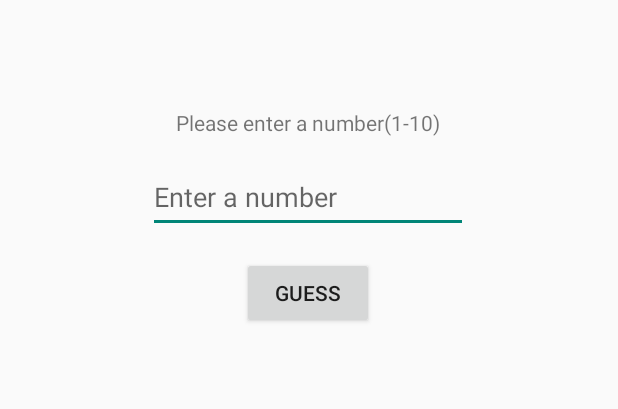
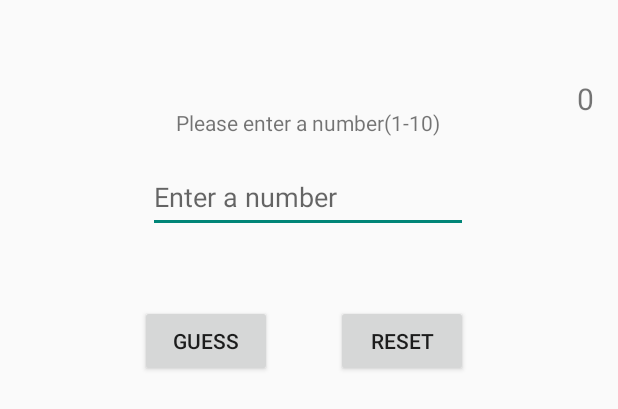
Before and after one commit to KlinJava/Bmi, an Android app built with Jetpack Compose: the layout activity_main.xml on its own in the app's theme, with its tools: preview values and no code run, on a phone screen of 412 x 824 dp. Shown: the top 409 px of the screen. Run offline under Robolectric (Android 15) with nearby library versions, the phone set to English and light mode, and no system bars.

Commit message:
MVVM Concept

```diff
--- a/app/src/main/res/layout/activity_main.xml
+++ b/app/src/main/res/layout/activity_main.xml
@@ -5,7 +5,9 @@
     android:id="@+id/main"
     android:layout_width="match_parent"
     android:layout_height="match_parent"
-    tools:context=".MainActivity2">
+    tools:context=".MainActivity2"
+    tools:layout_editor_absoluteX="1dp"
+    tools:layout_editor_absoluteY="0dp">
 
     <TextView
         android:id="@+id/hello_main"
@@ -27,11 +29,11 @@
         android:ems="10"
         android:hint="@string/enter_number"
         android:inputType="numberDecimal"
+        android:minHeight="48dp"
         app:layout_constraintEnd_toEndOf="parent"
         app:layout_constraintHorizontal_bias="0.497"
         app:layout_constraintStart_toStartOf="parent"
         app:layout_constraintTop_toBottomOf="@+id/hello_main"
-        android:minHeight="48dp"
 
         />
 
@@ -40,12 +42,34 @@
         android:id="@+id/guess_button"
         android:layout_width="wrap_content"
         android:layout_height="wrap_content"
-        android:layout_marginTop="16dp"
+        android:layout_marginTop="48dp"
+        android:layout_marginEnd="-50dp"
         android:onClick="guess"
         android:text="@string/guess"
-        app:layout_constraintEnd_toEndOf="parent"
-        app:layout_constraintHorizontal_bias="0.498"
+        app:layout_constraintEnd_toStartOf="@+id/reset_button"
         app:layout_constraintStart_toStartOf="parent"
         app:layout_constraintTop_toBottomOf="@+id/number" />
 
+    <Button
+        android:id="@+id/reset_button"
+        android:layout_width="wrap_content"
+        android:layout_height="wrap_content"
+        android:layout_marginTop="48dp"
+        android:layout_marginEnd="100dp"
+        android:onClick="reset"
+        android:text="@string/reset"
+        app:layout_constraintEnd_toEndOf="parent"
+        app:layout_constraintTop_toBottomOf="@+id/number" />
+
+    <TextView
+        android:id="@+id/counter"
+        android:layout_width="wrap_content"
+        android:layout_height="wrap_content"
+        android:layout_marginTop="52dp"
+        android:layout_marginEnd="16dp"
+        android:text="0"
+        android:textSize="20sp"
+        app:layout_constraintEnd_toEndOf="parent"
+        app:layout_constraintTop_toTopOf="parent" />
+
 </androidx.constraintlayout.widget.ConstraintLayout>
--- a/app/src/main/res/values/strings.xml
+++ b/app/src/main/res/values/strings.xml
@@ -8,4 +8,5 @@
     <string name="bigger">Bigger</string>
     <string name="you_got_it">You got it!</string>
     <string name="info">Info</string>
+    <string name="reset">Reset</string>
 </resources>
```
Also changed, not shown: app/src/main/AndroidManifest.xml (+12 -10 lines), app/src/main/java/com/hank/bmi/MainActivity.kt (+48 -7 lines), app/src/main/java/com/hank/bmi/MainActivity2.kt (+64 -14 lines), app/src/main/java/com/hank/bmi/student/ReportTester.kt (+11 -1 lines), 1 other file.
